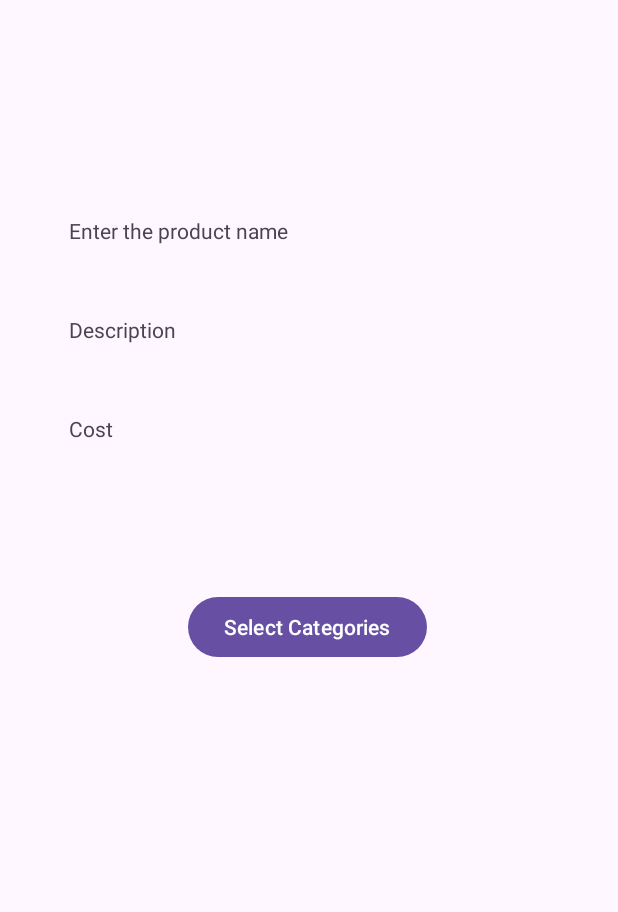
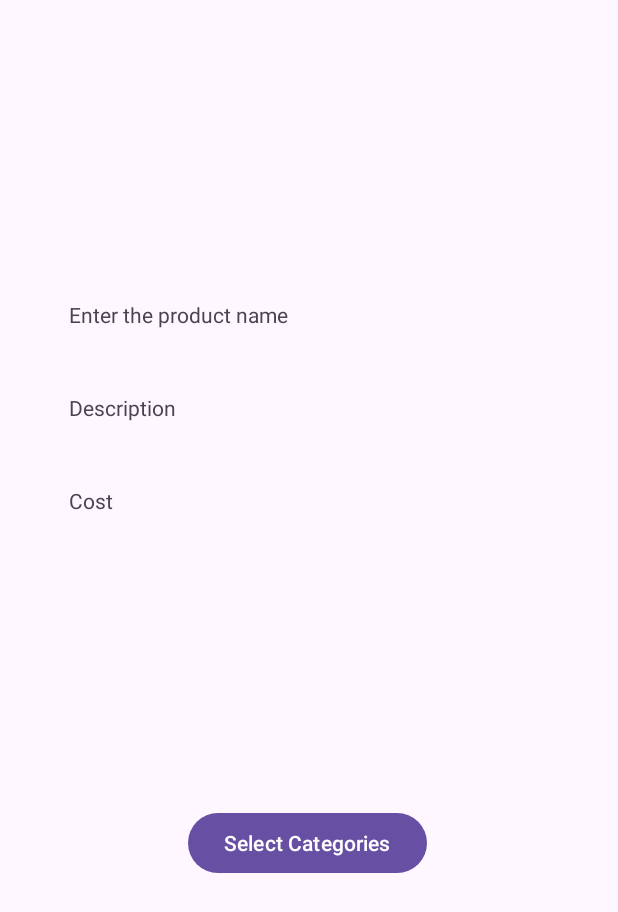
Before and after one commit to enesovski/UniMar, an Android app: the screen it shows after launch (ItemAddActivity), on a phone screen of 412 x 824 dp. Shown: the top 912 px of the screen. Run offline under Robolectric (Android 15) with nearby library versions, the phone set to English and light mode, and no system bars.

Commit message:
clickable button for grid List

```diff
--- a/app/src/main/java/com/x_force/unimar/Item/ItemAdapter.java
+++ b/app/src/main/java/com/x_force/unimar/Item/ItemAdapter.java
@@ -6,6 +6,7 @@ import android.view.LayoutInflater;
 import android.view.View;
 import android.view.ViewGroup;
 import android.widget.ArrayAdapter;
+import android.widget.Button;
 import android.widget.SearchView;
 import android.widget.TextView;
 import android.widget.Toast;
@@ -41,6 +42,7 @@ public class ItemAdapter extends ArrayAdapter<Item> {
         TextView nameTextView = convertView.findViewById(R.id.item_name);
         TextView costTextView = convertView.findViewById(R.id.item_cost);
         TextView descTextView = convertView.findViewById(R.id.item_desc);
+        Button viewButton = convertView.findViewById(R.id.button_product_view);
 
         nameTextView.setText(item.getName());
         costTextView.setText(String.valueOf(item.getCost()));
@@ -53,6 +55,7 @@ public class ItemAdapter extends ArrayAdapter<Item> {
         searchBar.setVisibility(View.GONE);
         sortButton.setVisibility(View.GONE);
         filterButton.setVisibility(View.GONE);
+        viewButton.setVisibility(View.VISIBLE);
 
         convertView.setOnClickListener(v -> {
             String categories = "";
--- a/app/src/main/res/layout/activity_add_category.xml
+++ b/app/src/main/res/layout/activity_add_category.xml
@@ -6,8 +6,8 @@
     android:layout_height="match_parent">
 
     <RadioGroup
-        android:layout_width="301dp"
-        android:layout_height="580dp"
+        android:layout_width="306dp"
+        android:layout_height="491dp"
         android:layout_marginStart="52dp"
         android:layout_marginTop="72dp"
         app:layout_constraintStart_toStartOf="parent"
@@ -17,6 +17,7 @@
             android:id="@+id/radioButton"
             android:layout_width="match_parent"
             android:layout_height="wrap_content"
+            android:checked="false"
             android:text="RadioButton" />
 
         <RadioButton
--- a/app/src/main/res/layout/activity_add_product.xml
+++ b/app/src/main/res/layout/activity_add_product.xml
@@ -6,38 +6,12 @@
     android:layout_width="match_parent"
     android:layout_height="match_parent">
 
-    <Button
-        android:id="@+id/button3"
-        android:layout_width="wrap_content"
-        android:layout_height="wrap_content"
-        android:layout_marginStart="125dp"
-        android:layout_marginTop="68dp"
-        android:layout_marginEnd="126dp"
-        android:text="Select Categories"
-        app:layout_constraintEnd_toEndOf="parent"
-        app:layout_constraintHorizontal_bias="0.0"
-        app:layout_constraintStart_toStartOf="parent"
-        app:layout_constraintTop_toBottomOf="@+id/textView_productCost" />
-
-    <TextView
-        android:id="@+id/textView_productdescription"
-        android:layout_width="290dp"
-        android:layout_height="50dp"
-        android:layout_marginStart="46dp"
-        android:layout_marginTop="16dp"
-        android:layout_marginEnd="75dp"
-        android:text="Description"
-        app:layout_constraintEnd_toEndOf="parent"
-        app:layout_constraintHorizontal_bias="0.0"
-        app:layout_constraintStart_toStartOf="parent"
-        app:layout_constraintTop_toBottomOf="@+id/textView_productname" />
-
     <TextView
         android:id="@+id/textView_productname"
         android:layout_width="290dp"
         android:layout_height="50dp"
         android:layout_marginStart="46dp"
-        android:layout_marginTop="144dp"
+        android:layout_marginTop="200dp"
         android:layout_marginEnd="71dp"
         android:text="Enter the product name"
         app:layout_constraintEnd_toEndOf="parent"
@@ -50,7 +24,7 @@
         android:layout_width="290dp"
         android:layout_height="50dp"
         android:layout_marginStart="46dp"
-        android:layout_marginTop="16dp"
+        android:layout_marginTop="12dp"
         android:layout_marginEnd="75dp"
         android:text="Cost"
         app:layout_constraintEnd_toEndOf="parent"
@@ -58,4 +32,30 @@
         app:layout_constraintStart_toStartOf="parent"
         app:layout_constraintTop_toBottomOf="@+id/textView_productdescription" />
 
+    <TextView
+        android:id="@+id/textView_productdescription"
+        android:layout_width="290dp"
+        android:layout_height="50dp"
+        android:layout_marginStart="46dp"
+        android:layout_marginTop="12dp"
+        android:layout_marginEnd="75dp"
+        android:text="Description"
+        app:layout_constraintEnd_toEndOf="parent"
+        app:layout_constraintHorizontal_bias="0.0"
+        app:layout_constraintStart_toStartOf="parent"
+        app:layout_constraintTop_toBottomOf="@+id/textView_productname" />
+
+    <Button
+        android:id="@+id/button3"
+        android:layout_width="wrap_content"
+        android:layout_height="wrap_content"
+        android:layout_marginStart="125dp"
+        android:layout_marginTop="164dp"
+        android:layout_marginEnd="126dp"
+        android:text="Select Categories"
+        app:layout_constraintEnd_toEndOf="parent"
+        app:layout_constraintHorizontal_bias="0.0"
+        app:layout_constraintStart_toStartOf="parent"
+        app:layout_constraintTop_toBottomOf="@+id/textView_productCost" />
+
 </androidx.constraintlayout.widget.ConstraintLayout>
```
Also changed, not shown: app/src/main/res/layout/activity_productlisting.xml (+14 -0 lines).
